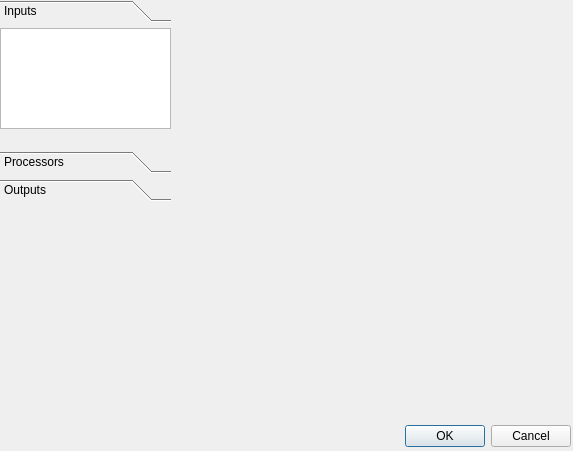
Before: the Qt Designer form src/structure/flowcontrol.ui in dehnhardt/flaacontrol, drawn with Qt 5.
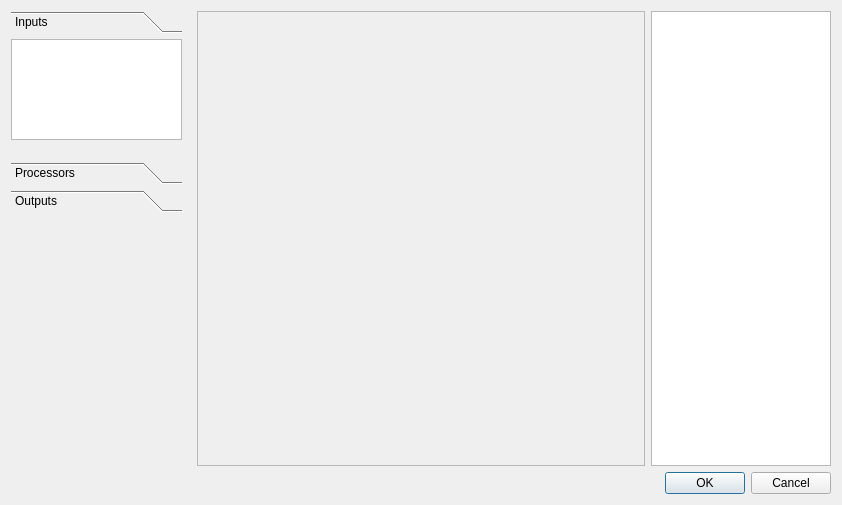
After: the same form once the commit is applied.

Commit message: render the modules instances on an scrollable area add handles to the modules to move them snap module instances to a grid

```diff
--- a/src/structure/flowcontrol.ui
+++ b/src/structure/flowcontrol.ui
@@ -6,38 +6,15 @@
    <rect>
     <x>0</x>
     <y>0</y>
-    <width>573</width>
-    <height>451</height>
+    <width>842</width>
+    <height>505</height>
    </rect>
   </property>
   <property name="windowTitle">
    <string>Dialog</string>
   </property>
-  <widget class="QDialogButtonBox" name="buttonBox">
-   <property name="geometry">
-    <rect>
-     <x>230</x>
-     <y>420</y>
-     <width>341</width>
-     <height>32</height>
-    </rect>
-   </property>
-   <property name="orientation">
-    <enum>Qt::Horizontal</enum>
-   </property>
-   <property name="standardButtons">
-    <set>QDialogButtonBox::Cancel|QDialogButtonBox::Ok</set>
-   </property>
-  </widget>
-  <widget class="QWidget" name="verticalLayoutWidget">
-   <property name="geometry">
-    <rect>
-     <x>0</x>
-     <y>0</y>
-     <width>571</width>
-     <height>421</height>
-    </rect>
-   </property>
+  <layout class="QVBoxLayout" name="verticalLayout_2">
+   <item>
    <layout class="QVBoxLayout" name="verticalLayout">
     <item>
      <layout class="QHBoxLayout" name="horizontalLayout_2">
@@ -56,6 +33,18 @@
           <verstretch>0</verstretch>
          </sizepolicy>
         </property>
+         <property name="minimumSize">
+          <size>
+           <width>180</width>
+           <height>0</height>
+          </size>
+         </property>
+         <property name="maximumSize">
+          <size>
+           <width>180</width>
+           <height>16777215</height>
+          </size>
+         </property>
         <property name="acceptDrops">
          <bool>true</bool>
         </property>
@@ -86,7 +75,7 @@
             <x>0</x>
             <y>0</y>
             <width>171</width>
-            <height>108</height>
+             <height>117</height>
            </rect>
           </property>
           <attribute name="label">
@@ -170,10 +159,63 @@
         </widget>
        </widget>
       </item>
+       <item>
+        <widget class="QScrollArea" name="centralScrollArea">
+         <property name="sizeAdjustPolicy">
+          <enum>QAbstractScrollArea::AdjustToContents</enum>
+         </property>
+         <property name="widgetResizable">
+          <bool>true</bool>
+         </property>
+         <widget class="QWidget" name="scrollAreaWidgetContents">
+          <property name="geometry">
+           <rect>
+            <x>0</x>
+            <y>0</y>
+            <width>446</width>
+            <height>451</height>
+           </rect>
+          </property>
+         </widget>
+        </widget>
+       </item>
+       <item>
+        <widget class="QTableView" name="tableView">
+         <property name="sizePolicy">
+          <sizepolicy hsizetype="MinimumExpanding" vsizetype="Expanding">
+           <horstretch>0</horstretch>
+           <verstretch>0</verstretch>
+          </sizepolicy>
+         </property>
+         <property name="minimumSize">
+          <size>
+           <width>180</width>
+           <height>0</height>
+          </size>
+         </property>
+         <property name="maximumSize">
+          <size>
+           <width>180</width>
+           <height>16777215</height>
+          </size>
+         </property>
+        </widget>
+       </item>
      </layout>
     </item>
    </layout>
-  </widget>
+   </item>
+   <item>
+    <widget class="QDialogButtonBox" name="buttonBox">
+     <property name="orientation">
+      <enum>Qt::Horizontal</enum>
+     </property>
+     <property name="standardButtons">
+      <set>QDialogButtonBox::Cancel|QDialogButtonBox::Ok</set>
+     </property>
+    </widget>
+   </item>
+  </layout>
  </widget>
  <resources/>
  <connections>
```
Left out of the diff: 11 changed lines with no effect on the pictures. Lines whose indentation alone changed are shown as unchanged. The commit also changes 11 other files.
